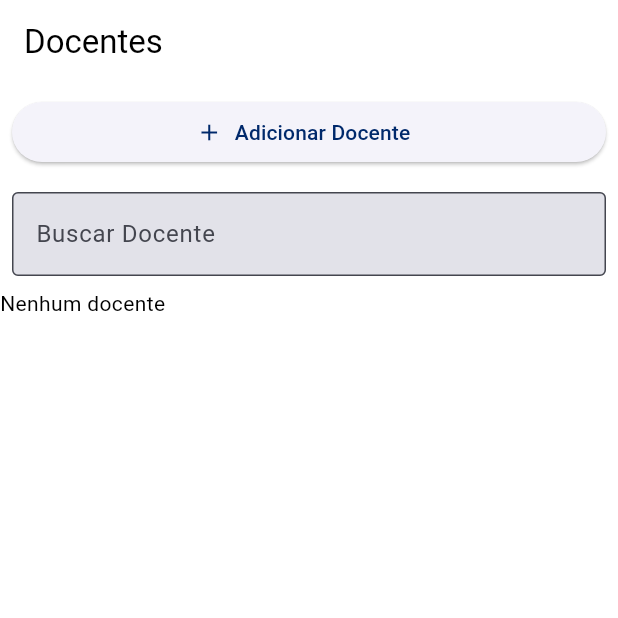
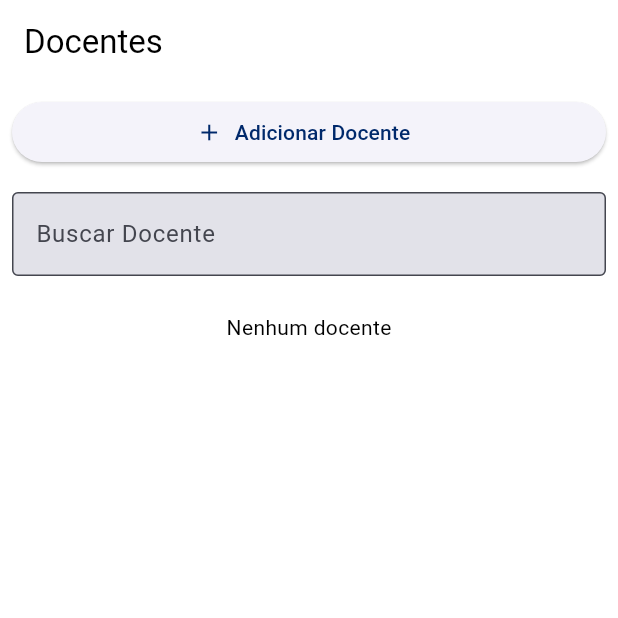
Before and after one commit to KaduCmK/uerj_companion, a Flutter app: the DocentesScreen screen opened by its route, on a phone screen of 412 x 824 dp, the top half of it. Run offline on Flutter 3.47's test engine with Material 3 defaults, Android fonts, the light colour scheme and no system bars; our stand-ins replace bloc, cloud_firestore, equatable, firebase_auth, firebase_core, flex_color_scheme and 5 more; accounts and stored records are empty; statements that could not run were skipped.

Commit message:
adicao e edicao de docentes

```diff
--- a/lib/features/docentes/domain/entities/docente.dart
+++ b/lib/features/docentes/domain/entities/docente.dart
@@ -1,3 +1,4 @@
+// ignore_for_file: public_member_api_docs, sort_constructors_first
 import 'package:cloud_firestore/cloud_firestore.dart';
 import 'package:equatable/equatable.dart';
 
@@ -38,4 +39,20 @@ class Docente extends Equatable {
       'resumoIA': resumoIA,
     };
   }
+
+  Docente copyWith({
+    String? id,
+    String? nome,
+    String? email,
+    double? mediaAvaliacoes,
+    String? resumoIA,
+  }) {
+    return Docente(
+      id: id ?? this.id,
+      nome: nome ?? this.nome,
+      email: email ?? this.email,
+      mediaAvaliacoes: mediaAvaliacoes ?? this.mediaAvaliacoes,
+      resumoIA: resumoIA ?? this.resumoIA,
+    );
+  }
 }
--- a/lib/features/docentes/presentation/bloc/docentes_event.dart
+++ b/lib/features/docentes/presentation/bloc/docentes_event.dart
@@ -4,18 +4,26 @@ sealed class DocentesEvent extends Equatable {
   const DocentesEvent();
 
   @override
-  List<Object> get props => [];
+  List<Object?> get props => [];
 }
 
 final class GetDocentes extends DocentesEvent {}
 
 final class EditDocente extends DocentesEvent {
-  final Docente docente;
+  final Docente? docente;
 
-  const EditDocente({required this.docente});
+  const EditDocente({this.docente});
 
   @override
-  List<Object> get props => [docente];
+  List<Object?> get props => [docente];
 }
 
-final class SetDocente extends DocentesEvent {}
+final class SetDocente extends DocentesEvent {
+  final String nome;
+  final String email;
+
+  const SetDocente({required this.nome, required this.email});
+
+  @override
+  List<Object?> get props => [nome, email];
+}
--- a/lib/features/docentes/presentation/bloc/docentes_state.dart
+++ b/lib/features/docentes/presentation/bloc/docentes_state.dart
@@ -21,13 +21,19 @@ final class DocentesLoaded extends DocentesState {
 }
 
 final class DocenteEditing extends DocentesState {
-  final Docente docente;
+  final Docente? docente;
 
   const DocenteEditing(this.docente);
 
   @override
   List<Object?> get props => [docente];
+
+  DocenteEditing copyWith({Docente? docente}) {
+    return DocenteEditing(docente ?? this.docente);
+  }
 }
+
+final class DocenteSaving extends DocentesState {}
 
 final class DocentesError extends DocentesState {
   final String message;
--- a/lib/features/docentes/presentation/docentes_screen.dart
+++ b/lib/features/docentes/presentation/docentes_screen.dart
@@ -13,7 +13,13 @@ class DocentesScreen extends StatelessWidget {
         title: const Text('Docentes'),
         automaticallyImplyLeading: true,
       ),
-      body: CustomScrollView(
+      body: BlocListener<DocentesBloc, DocentesState>(
+        listener: (context, state) {
+          if (state is DocenteEditing) {
+            context.push('/edit-docente');
+          }
+        },
+        child: CustomScrollView(
           slivers: [
             SliverPadding(
               padding: const EdgeInsets.all(8),
@@ -21,11 +27,11 @@ class DocentesScreen extends StatelessWidget {
                 child: ElevatedButton.icon(
                   icon: const Icon(Icons.add),
                   label: const Text("Adicionar Docente"),
-                onPressed: () => context.push('/edit-docente'),
+                  onPressed: () =>
+                      context.read<DocentesBloc>().add(EditDocente()),
                 ),
               ),
             ),
-
             SliverPadding(
               padding: const EdgeInsets.all(8),
               sliver: SliverToBoxAdapter(
@@ -34,36 +40,47 @@ class DocentesScreen extends StatelessWidget {
                 ),
               ),
             ),
+            BlocBuilder<DocentesBloc, DocentesState>(
+              builder: (context, state) {
+                if (state is! DocentesLoaded) {
+                  return const SliverFillRemaining(
+                    child: Center(child: CircularProgressIndicator()),
+                  );
+                }
 
-          SliverToBoxAdapter(
-            child: BlocConsumer<DocentesBloc, DocentesState>(
-              listener: (context, state) {
-                if (state is DocenteEditing)
-                  context.push('/edit-docente', extra: state.docente);
-              },
-              builder: (context, state) {
-                if (state is! DocentesLoaded)
-                  return const CircularProgressIndicator();
+                if (state.docentes.isEmpty) {
+                  return const SliverToBoxAdapter(
+                    child: Center(
+                      child: Padding(
+                        padding: EdgeInsets.all(16.0),
+                        child: Text("Nenhum docente"),
+                      ),
+                    ),
+                  );
+                }
 
-                if (state.docentes.isEmpty) return const Text("Nenhum docente");
-
-                return ListView.builder(
-                  itemCount: state.docentes.length,
-                  itemBuilder: (context, index) {
+                return SliverList(
+                  delegate: SliverChildBuilderDelegate(
+                    (context, index) {
+                      final docente = state.docentes[index];
                       return ListTile(
-                      title: Text(state.docentes[index].nome),
-                      subtitle: Text(state.docentes[index].email),
+                        title: Text(docente.nome),
+                        subtitle: Text(docente.email),
                         trailing: IconButton(
                           icon: const Icon(Icons.edit),
-                        onPressed: () {},
+                          onPressed: () => context
+                              .read<DocentesBloc>()
+                              .add(EditDocente(docente: docente)),
                         ),
                       );
                     },
+                    childCount: state.docentes.length,
+                  ),
                 );
               },
             ),
+          ],
         ),
-        ],
       ),
     );
   }
```
Also changed, not shown: lib/features/docentes/presentation/bloc/docentes_bloc.dart (+19 -0 lines), lib/features/docentes/presentation/edit_docente_screen.dart (+14 -7 lines). Lines whose indentation alone changed are shown as unchanged.
